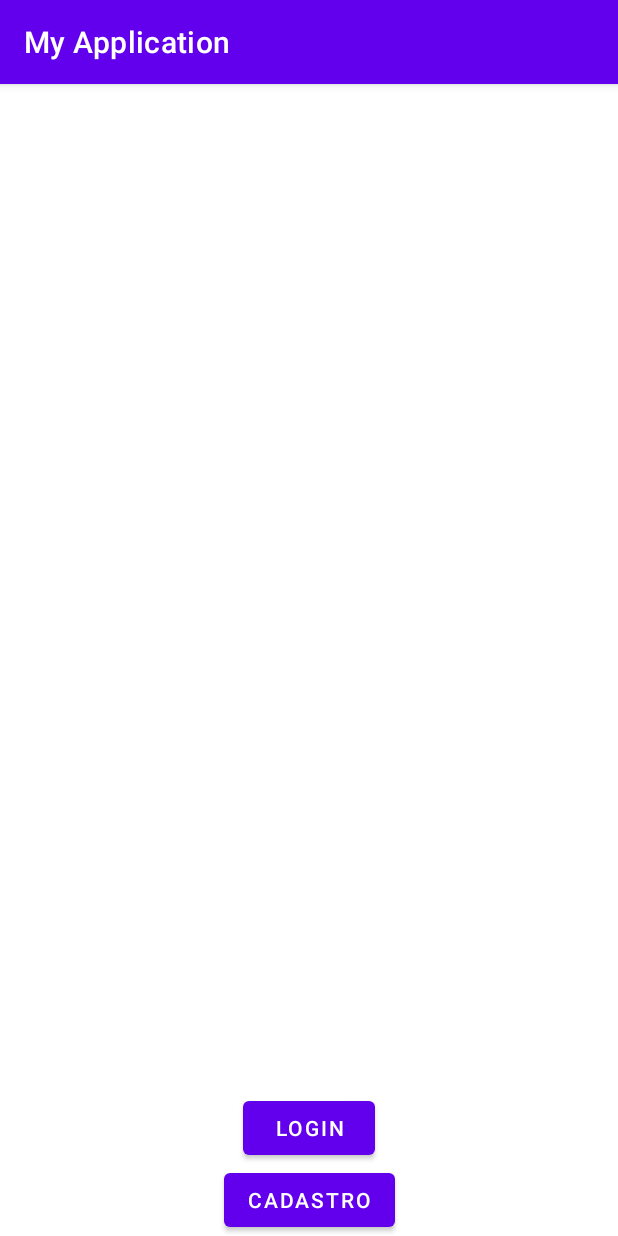
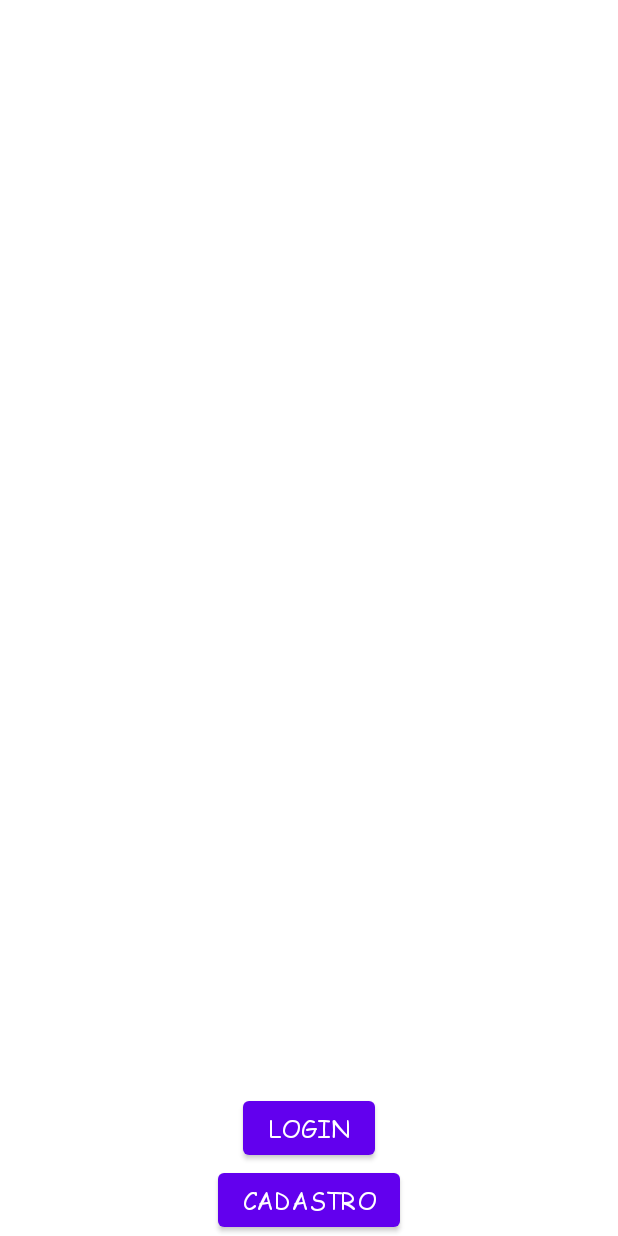
Before and after one commit to DiegoCrassus/PDM-APP1, an Android app: the screen it shows after launch (MainActivity), on a phone screen of 412 x 824 dp. Run offline under Robolectric (Android 15) with nearby library versions, the phone set to English and light mode, and no system bars; libraries missing offline, so code that uses them is left out: br.com.

Commit message:
ADD: Adicionando customização dos estiloso

```diff
--- /dev/null
+++ b/app/app/src/main/res/values/attrs.xml
@@ -0,0 +1,4 @@
+<?xml version="1.0" encoding="utf-8"?>
+<resources>
+    <attr format="reference" name="primaryButtonStyle"/>
+</resources>
--- a/app/app/src/main/res/values/colors.xml
+++ b/app/app/src/main/res/values/colors.xml
@@ -7,4 +7,8 @@
     <color name="teal_700">#FF018786</color>
     <color name="black">#FF000000</color>
     <color name="white">#FFFFFFFF</color>
+    <color name="roxoBotao">#A863D5</color>
+    <color name="brand_dark_gray_2">#2D2F31</color>
+    <color name="brand_white">#FFFFFFFF</color>
+    <color name="brand_light_gray">#FF606060</color>
 </resources>
--- a/app/app/src/main/res/values/strings.xml
+++ b/app/app/src/main/res/values/strings.xml
@@ -1,6 +1,7 @@
 <resources>
     <string name="app_name">My Application</string>
-    <string name="login_teste">Login</string>
+    <string name="cadastro">Cadastro</string>
+    <string name="login">Login</string>
     <string name="tirar_foto">Tirar foto</string>
     <string name="todo">TODO</string>
     <string name="primeira_foto">1ª Foto</string>
@@ -13,5 +14,8 @@
     <string name="continuar">Continuar</string>
     <string name="email">Email</string>
     <string name="name">Name</string>
+
     <string name="default_user">User</string>
+
+
 </resources>
--- /dev/null
+++ b/app/app/src/main/res/values/styles.xml
@@ -0,0 +1,18 @@
+<resources>
+
+    <!--
+        O arquivo styles.xml deve conter apenas definições para componentes (widgets)
+        somente. Nenhum atributo de texto deve ser incluido nesse arquivo.
+    -->
+
+    <style name="Widget.MaterialComponents.Button.OutlinedButton.PrimaryButton">
+        <item name="cornerRadius">8dp</item>
+        <item name="android:paddingTop">16dp</item>
+        <item name="android:paddingBottom">16dp</item>
+        <item name="android:textColor">?attr/colorOnPrimary</item>
+        <item name="backgroundTint">@color/roxoBotao</item>
+        <item name="strokeColor">@color/black</item>
+        <item name="rippleColor">?attr/colorPrimary</item>
+    </style>
+
+</resources>
--- a/app/app/src/main/res/values/themes.xml
+++ b/app/app/src/main/res/values/themes.xml
@@ -1,6 +1,6 @@
 <resources xmlns:tools="http://schemas.android.com/tools">
     <!-- Base application theme. -->
-    <style name="Theme.MyApplication" parent="Theme.MaterialComponents.DayNight.DarkActionBar">
+    <style name="Theme.MyApplication" parent="Theme.MaterialComponents.DayNight.NoActionBar">
         <!-- Primary brand color. -->
         <item name="colorPrimary">@color/purple_500</item>
         <item name="colorPrimaryVariant">@color/purple_700</item>
@@ -11,6 +11,10 @@
         <item name="colorOnSecondary">@color/black</item>
         <!-- Status bar color. -->
         <item name="android:statusBarColor" tools:targetApi="l">?attr/colorPrimaryVariant</item>
+
+        <item name="primaryButtonStyle">@style/Widget.MaterialComponents.Button.OutlinedButton.PrimaryButton</item>
+
+        <item name="textAppearanceButton">@style/TextAppearance.MaterialComponents.Button.BaseButton</item>
         <!-- Customize your theme here. -->
     </style>
 </resources>
--- /dev/null
+++ b/app/app/src/main/res/values/type.xml
@@ -0,0 +1,21 @@
+<?xml version="1.0" encoding="utf-8"?>
+<resources>
+    <!--
+        O arquivo type.xml armazena as informações de APARÊNCIA DE TEXTO (font, estilo),
+        tamanho de texto, dimensões, espaçamento de letras, etc.
+        Esse arquivo não deve conter informações de componentes (widgets).
+
+        Todas as definições desse arquivo não devem ser acessadas diretamente.
+        Deve-se configurar o tema para usar essas definições ou atribuir a
+        configurações de widgets no arquivo styles.xml.
+    -->
+
+    <style name="TextAppearance.MaterialComponents.Button.BaseButton">
+        <item name="android:textStyle">normal</item>
+        <item name="fontFamily">@font/comicsans</item>
+        <item name="android:fontFamily">@font/comici</item>
+        <item name="android:letterSpacing">0.01</item>
+        <item name="android:textSize">16sp</item>
+        <item name="android:textAllCaps">true</item>
+    </style>
+</resources>
```
